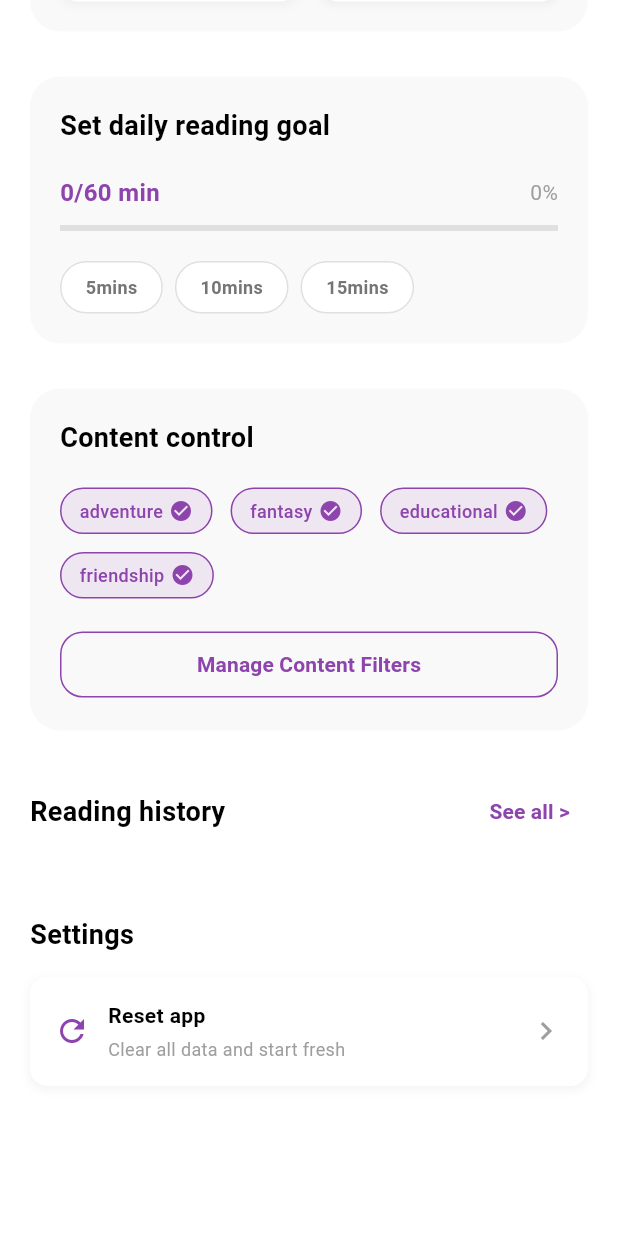
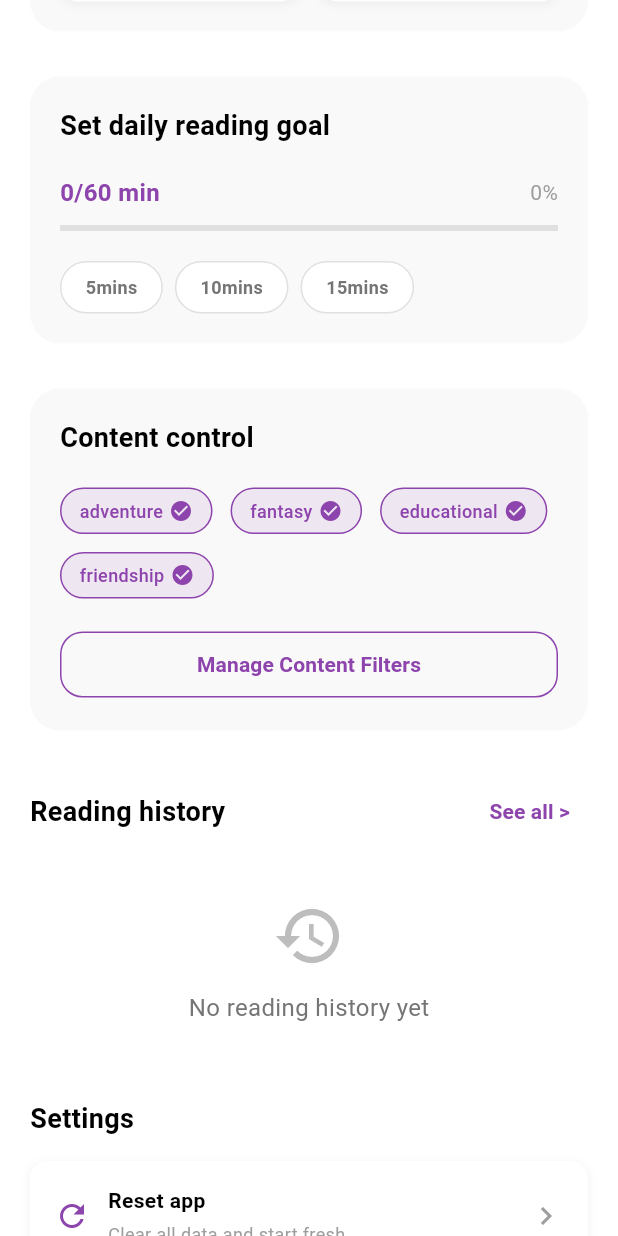
Before and after one commit to ads23b00108y/Readme_dev, a Flutter app: the ParentDashboardScreen screen opened directly, scrolled down 382 dp, on a phone screen of 412 x 824 dp. Run offline on Flutter 3.47's test engine with Material 3 defaults, Android fonts, the phone set to English and light mode, and no system bars; our stand-ins replace cached_network_image, cloud_firestore, firebase_auth, firebase_core, flutter_svg, flutter_tts and 2 more; missing offline and left inert: pdfx, syncfusion_flutter_pdf, syncfusion_flutter_pdfviewer; accounts and stored records are empty.

Commit message:
parentie o

```diff
--- a/lib/screens/parent/parent_dashboard_screen.dart
+++ b/lib/screens/parent/parent_dashboard_screen.dart
@@ -1,11 +1,14 @@
 // File: lib/screens/parent/parent_dashboard_screen.dart
 import 'package:flutter/material.dart';
+import 'package:provider/provider.dart';
+import 'package:firebase_auth/firebase_auth.dart';
 import 'content_filter_screen.dart';
 import 'reading_history_screen.dart';
 import 'set_goals_screen.dart';
 import '../../services/api_service.dart';
 import '../../services/analytics_service.dart';
 import '../../services/content_filter_service.dart';
+import '../../providers/auth_provider.dart' as app_auth;
 
 class ParentDashboardScreen extends StatefulWidget {
   const ParentDashboardScreen({super.key});
@@ -15,7 +18,8 @@ class ParentDashboardScreen extends StatefulWidget {
 }
 
 class _ParentDashboardScreenState extends State<ParentDashboardScreen> {
-  String selectedChild = "Kobey";
+  String? selectedChildId;
+  String selectedChildName = "Child";
   Map<String, dynamic>? analytics;
   List<dynamic> recentHistory = [];
   List<String> allowedCategories = [];
@@ -27,19 +31,48 @@ class _ParentDashboardScreenState extends State<ParentDashboardScreen> {
   @override
   void initState() {
     super.initState();
-    _loadDashboardData();
+    _initializeAndLoadData();
+  }
+
+  Future<void> _initializeAndLoadData() async {
+    // Get the current authenticated user
+    final currentUser = FirebaseAuth.instance.currentUser;
+
+    if (currentUser != null) {
+      // For now, use the current user as the child
+      // In a full implementation, you would fetch the parent's children from Firestore
+      setState(() {
+        selectedChildId = currentUser.uid;
+        selectedChildName = currentUser.displayName ?? currentUser.email?.split('@')[0] ?? "Child";
+      });
+      await _loadDashboardData();
+    } else {
+      setState(() {
+        error = "No user authenticated. Please log in.";
+        isLoading = false;
+      });
+    }
   }
 
   Future<void> _loadDashboardData() async {
+    if (selectedChildId == null) {
+      setState(() {
+        error = "No child selected";
+        isLoading = false;
+      });
+      return;
+    }
+
     setState(() {
       isLoading = true;
       error = null;
     });
+
     try {
-      final childUserId = selectedChild;
-      final analyticsData = await AnalyticsService().getParentAnalytics(childUserId);
-      final contentFilter = await ContentFilterService().getContentFilter(childUserId);
-      final todayMinutesVal = await ContentFilterService().getDailyReadingTime(childUserId);
+      final analyticsData = await AnalyticsService().getParentAnalytics(selectedChildId!);
+      final contentFilter = await ContentFilterService().getContentFilter(selectedChildId!);
+      final todayMinutesVal = await ContentFilterService().getDailyReadingTime(selectedChildId!);
+
       setState(() {
         analytics = analyticsData;
         recentHistory = analyticsData['recentBooks'] ?? [];
@@ -49,6 +82,7 @@ class _ParentDashboardScreenState extends State<ParentDashboardScreen> {
         isLoading = false;
       });
     } catch (e) {
+      print('Error loading dashboard data: $e');
       setState(() {
         error = e.toString();
         isLoading = false;
@@ -62,9 +96,31 @@ class _ParentDashboardScreenState extends State<ParentDashboardScreen> {
       backgroundColor: Colors.white,
       body: SafeArea(
         child: isLoading
-            ? Center(child: CircularProgressIndicator())
+            ? const Center(child: CircularProgressIndicator())
             : error != null
-                ? Center(child: Text('Error: ${error!}'))
+                ? Center(
+                    child: Column(
+                      mainAxisAlignment: MainAxisAlignment.center,
+                      children: [
+                        const Icon(
+                          Icons.error_outline,
+                          size: 64,
+                          color: Colors.red,
+                        ),
+                        const SizedBox(height: 16),
+                        Text(
+                          'Error: $error',
+                          textAlign: TextAlign.center,
+                          style: const TextStyle(color: Colors.red),
+                        ),
+                        const SizedBox(height: 16),
+                        ElevatedButton(
+                          onPressed: _initializeAndLoadData,
+                          child: const Text('Retry'),
+                        ),
+                      ],
+                    ),
+                  )
                 : SingleChildScrollView(
                     child: Column(
                       crossAxisAlignment: CrossAxisAlignment.start,
@@ -93,7 +149,7 @@ class _ParentDashboardScreenState extends State<ParentDashboardScreen> {
                                       ),
                                     ),
                                     Text(
-                                      "$selectedChild's reading journey",
+                                      "$selectedChildName's reading journey",
                                       style: const TextStyle(
                                         fontSize: 20,
                                         fontWeight: FontWeight.bold,
@@ -115,7 +171,7 @@ class _ParentDashboardScreenState extends State<ParentDashboardScreen> {
                                     width: 2,
                                   ),
                                 ),
-                                child: Center(
+                                child: const Center(
                                   child: Icon(
                                     Icons.person,
                                     size: 28,
@@ -357,12 +413,39 @@ class _ParentDashboardScreenState extends State<ParentDashboardScreen> {
                               const SizedBox(height: 15),
 
                               // Recent reading items
-                              ...recentHistory.map((session) => _buildHistoryItem(
+                              if (recentHistory.isEmpty)
+                                Padding(
+                                  padding: const EdgeInsets.all(20),
+                                  child: Center(
+                                    child: Column(
+                                      children: [
+                                        Icon(
+                                          Icons.history,
+                                          size: 48,
+                                          color: Colors.grey[400],
+                                        ),
+                                        const SizedBox(height: 12),
+                                        Text(
+                                          'No reading history yet',
+                                          style: TextStyle(
+                                            fontSize: 16,
+                                            color: Colors.grey[600],
+                                          ),
+                                        ),
+                                      ],
+                                    ),
+                                  ),
+                                )
+                              else
+                                ...recentHistory.map((session) => Padding(
+                                  padding: const EdgeInsets.only(bottom: 12),
+                                  child: _buildHistoryItem(
                                     session['bookTitle'] ?? 'Unknown',
                                     session['lastReadAt']?.toString() ?? '',
                                     (session['progressPercentage'] ?? 0.0) >= 1.0 ? 'Completed' : 'Ongoing',
-                                    '', // No emoji
-                                  )),
+                                    '',
+                                  ),
+                                )),
                             ],
                           ),
                         ),
@@ -449,9 +532,8 @@ class _ParentDashboardScreenState extends State<ParentDashboardScreen> {
   Widget _buildGoalButton(String text, bool isActive, int minutes) {
     return GestureDetector(
       onTap: () async {
-        if (!isActive) {
-          final childUserId = selectedChild;
-          final filter = await ContentFilterService().getContentFilter(childUserId);
+        if (!isActive && selectedChildId != null) {
+          final filter = await ContentFilterService().getContentFilter(selectedChildId!);
           if (filter != null) {
             final updated = ContentFilter(
               userId: filter.userId,
```
Also changed, not shown: cors.json (added, +8 -0 lines), lib/services/achievement_service.dart (+22 -22 lines), 1 other file.
